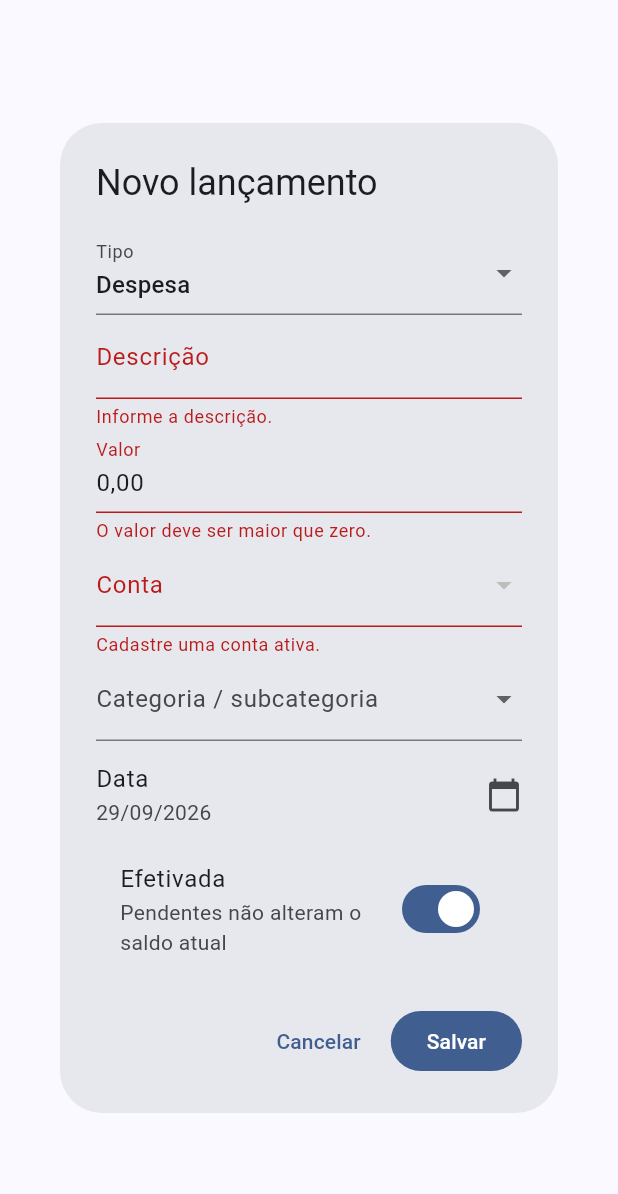
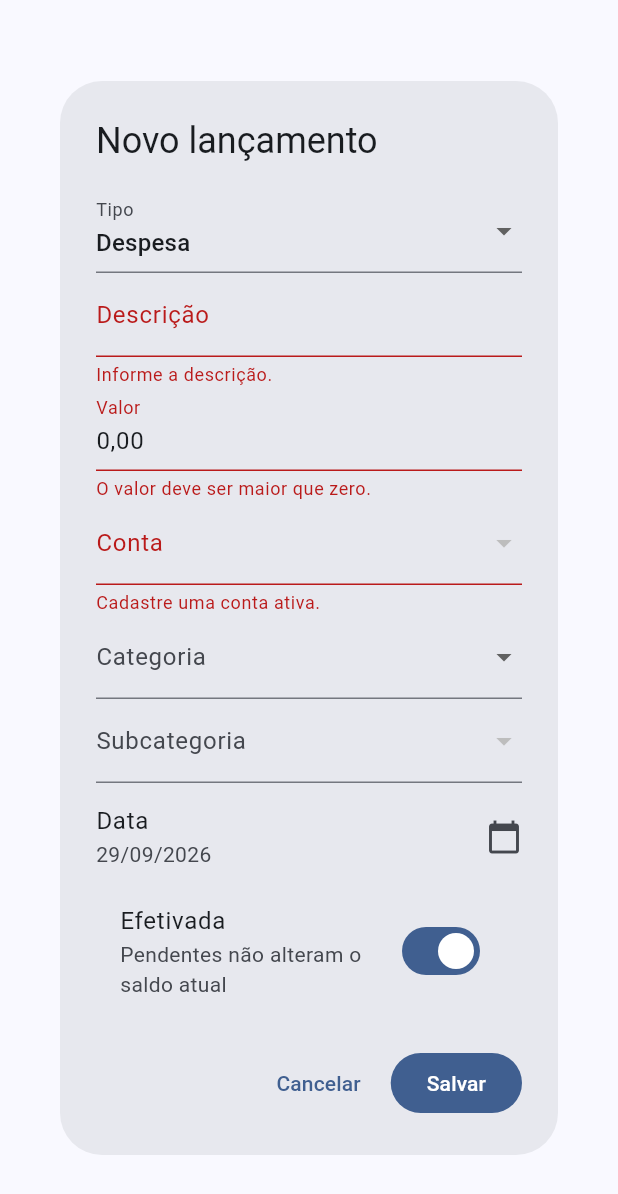
Before and after one commit to LucianoStoll/FinApp, a Flutter app: the _TransactionDialog widget shown alone on an empty page, opened directly with empty values, after a tap on "Salvar", on a phone screen of 412 x 824 dp. Shown: the top 1194 px of the screen. Run offline on Flutter 3.47's test engine with Material 3 defaults, Android fonts, the phone set to English and light mode, and no system bars; our stand-ins replace drift, flutter_bloc, get_it, go_router; accounts and stored records are empty; statements that could not run were skipped.

Commit message:
feat: separar categoria e subcategoria nos lançamentos (#21)

```diff
--- a/lib/features/transactions/presentation/transactions_page.dart
+++ b/lib/features/transactions/presentation/transactions_page.dart
@@ -38,11 +38,13 @@ class _TransactionsViewState extends State<_TransactionsView> {
   TransactionType? _type;
   String? _accountId;
   String? _categoryId;
+  String? _subcategoryId;
   TransactionStatus _status = TransactionStatus.all;
   DateTimeRange? _range;
 
   void _apply() => context.read<TransactionsCubit>().load(TransactionFilter(
-        type: _type, accountId: _accountId, categoryId: _categoryId,
+        type: _type, accountId: _accountId,
+        categoryId: _subcategoryId ?? _categoryId,
         status: _status, from: _range?.start, to: _range?.end,
       ));
 
@@ -147,10 +149,10 @@ class _TransactionsViewState extends State<_TransactionsView> {
         child: Wrap(spacing: 8, runSpacing: 8, crossAxisAlignment: WrapCrossAlignment.center,
           children: [
             ChoiceChip(label: const Text('Todos'), selected: _type == null,
-              onSelected: (_) { setState(() { _type = null; _categoryId = null; }); _apply(); }),
+              onSelected: (_) { setState(() { _type = null; _categoryId = null; _subcategoryId = null; }); _apply(); }),
             for (final type in TransactionType.values)
               ChoiceChip(label: Text(type.label), selected: _type == type,
-                onSelected: (_) { setState(() { _type = type; _categoryId = null; }); _apply(); }),
+                onSelected: (_) { setState(() { _type = type; _categoryId = null; _subcategoryId = null; }); _apply(); }),
             DropdownButton<String>(
               value: _accountId ?? '', hint: const Text('Conta'),
               items: [const DropdownMenuItem(value: '', child: Text('Todas as contas')),
@@ -162,9 +164,24 @@ class _TransactionsViewState extends State<_TransactionsView> {
               value: _categoryId ?? '', hint: const Text('Categoria'),
               items: [const DropdownMenuItem(value: '', child: Text('Todas as categorias')),
                 for (final category in state.categories.where((c) =>
-                    _type == null || c.type.name == _type!.name))
+                    c.parentId == null &&
+                    (_type == null || c.type.name == _type!.name)))
                   DropdownMenuItem(value: category.id, child: Text(category.name))],
-              onChanged: (id) { setState(() => _categoryId = id == '' ? null : id); _apply(); },
+              onChanged: (id) {
+                setState(() { _categoryId = id == '' ? null : id; _subcategoryId = null; });
+                _apply();
+              },
+            ),
+            DropdownButton<String>(
+              value: _subcategoryId ?? '', hint: const Text('Subcategoria'),
+              items: [const DropdownMenuItem(value: '', child: Text('Todas as subcategorias')),
+                for (final category in state.categories.where((c) =>
+                    c.parentId == _categoryId && _categoryId != null))
+                  DropdownMenuItem(value: category.id, child: Text(category.name))],
+              onChanged: _categoryId == null ? null : (id) {
+                setState(() => _subcategoryId = id == '' ? null : id);
+                _apply();
+              },
             ),
             DropdownButton<TransactionStatus>(
               value: _status,
@@ -235,6 +252,7 @@ class _TransactionDialogState extends State<_TransactionDialog> {
   late bool _isEffective;
   String? _accountId;
   String? _categoryId;
+  String? _subcategoryId;
 
   @override
   void initState() {
@@ -246,7 +264,10 @@ class _TransactionDialogState extends State<_TransactionDialog> {
     _date = item?.date ?? DateTime.now();
     _isEffective = item?.isEffective ?? true;
     _accountId = item?.accountId ?? _availableAccounts.firstOrNull?.id;
-    _categoryId = item?.categoryId;
+    final selected = widget.categories.where((category) =>
+        category.id == item?.categoryId).firstOrNull;
+    _categoryId = selected?.parentId ?? selected?.id;
+    _subcategoryId = selected?.parentId == null ? null : selected?.id;
   }
 
   List<Account> get _availableAccounts => widget.accounts.where((account) =>
@@ -270,18 +291,19 @@ class _TransactionDialogState extends State<_TransactionDialog> {
     Navigator.pop(context, TransactionDraft(
       description: _description.text.trim(), type: _type,
       amountMinor: MoneyMinor.parse(_amount.text), date: _date,
-      isEffective: _isEffective, accountId: _accountId!, categoryId: _categoryId,
+      isEffective: _isEffective, accountId: _accountId!,
+      categoryId: _subcategoryId ?? _categoryId,
     ));
   }
 
   @override
   Widget build(BuildContext context) {
-    final categories = widget.categories.where((category) =>
-        category.type.name == _type.name &&
-        (!category.isArchived || category.id == widget.item?.categoryId) &&
-        (category.parentId == null || widget.categories.any((parent) =>
-            parent.id == category.parentId && !parent.isArchived) ||
-            category.id == widget.item?.categoryId)).toList();
+    final roots = widget.categories.where((category) =>
+        category.parentId == null && category.type.name == _type.name &&
+        (!category.isArchived || category.id == _categoryId)).toList();
+    final children = widget.categories.where((category) =>
+        category.parentId == _categoryId && _categoryId != null &&
+        (!category.isArchived || category.id == _subcategoryId)).toList();
     return AlertDialog(
       title: Text(widget.item == null ? 'Novo lançamento' : 'Editar lançamento'),
       content: SizedBox(width: 440,
@@ -293,7 +315,7 @@ class _TransactionDialogState extends State<_TransactionDialog> {
               items: TransactionType.values.map((type) => DropdownMenuItem(
                 value: type, child: Text(type.label))).toList(),
               onChanged: (type) {
-                if (type != null) setState(() { _type = type; _categoryId = null; });
+                if (type != null) setState(() { _type = type; _categoryId = null; _subcategoryId = null; });
               },
             ),
             TextFormField(controller: _description,
@@ -320,15 +342,30 @@ class _TransactionDialogState extends State<_TransactionDialog> {
               onChanged: (id) => setState(() => _accountId = id),
             ),
             DropdownButtonFormField<String>(
-              key: ValueKey(_type), initialValue: _categoryId,
-              decoration: const InputDecoration(labelText: 'Categoria / subcategoria'),
+              key: ValueKey('category-${_type.name}'),
+              initialValue: _categoryId,
+              decoration: const InputDecoration(labelText: 'Categoria'),
               items: [const DropdownMenuItem(value: '', child: Text('Sem categoria')),
-                for (final category in categories)
+                for (final category in roots)
                   DropdownMenuItem(value: category.id,
-                    child: Text('${category.parentId == null ? '' : '  ↳ '}'
-                        '${category.name}${category.isArchived ? ' (arquivada)' : ''}'))],
-              onChanged: (id) => setState(() =>
-                  _categoryId = id == null || id.isEmpty ? null : id),
+                    child: Text('${category.name}'
+                        '${category.isArchived ? ' (arquivada)' : ''}'))],
+              onChanged: (id) => setState(() {
+                _categoryId = id == null || id.isEmpty ? null : id;
+                _subcategoryId = null;
+              }),
+            ),
+            DropdownButtonFormField<String>(
+              key: ValueKey('subcategory-${_type.name}-$_categoryId'),
+              initialValue: _subcategoryId,
+              decoration: const InputDecoration(labelText: 'Subcategoria'),
+              items: [const DropdownMenuItem(value: '', child: Text('Nenhuma')),
+                for (final category in children)
+                  DropdownMenuItem(value: category.id,
+                    child: Text('${category.name}'
+                        '${category.isArchived ? ' (arquivada)' : ''}'))],
+              onChanged: _categoryId == null ? null : (id) => setState(() =>
+                  _subcategoryId = id == null || id.isEmpty ? null : id),
             ),
             ListTile(
               contentPadding: EdgeInsets.zero,
```
